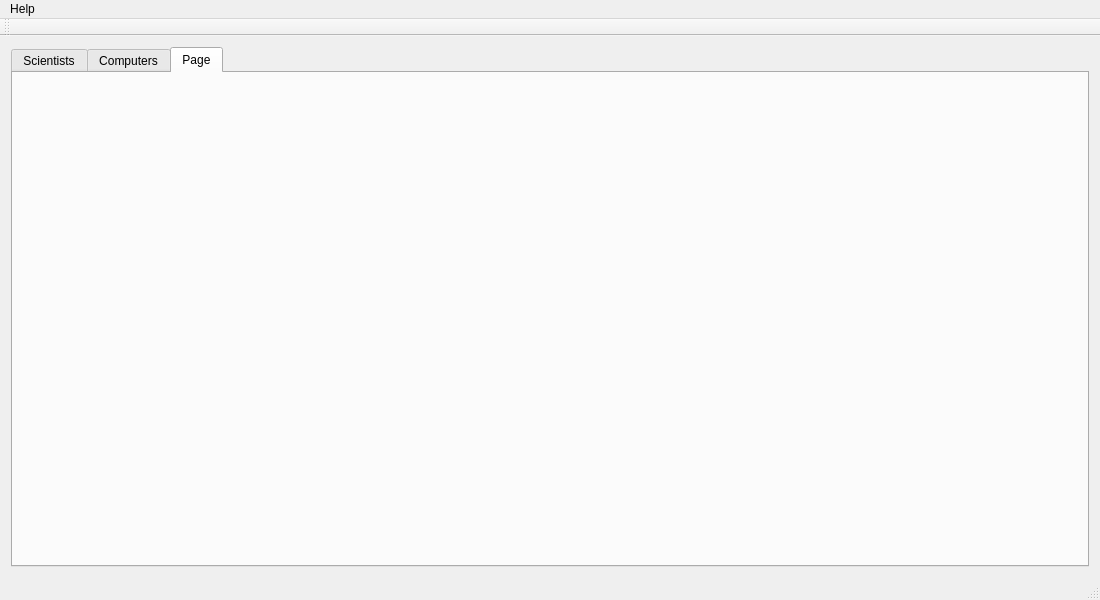
The window that Gui-Vln-2016/mainwindow.ui (ivark16/Vln-2016) describes before a commit, drawn with Qt 5.
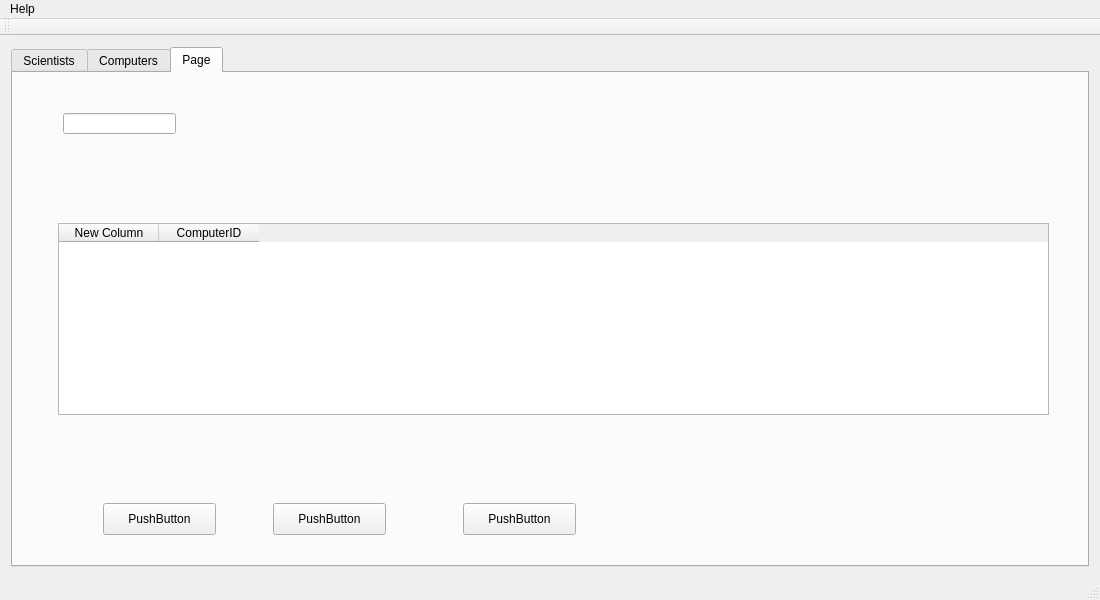
The same window after the commit. The open tabs and pages were chosen to show the change.

The edit to the form file:
```diff
--- a/Gui-Vln-2016/mainwindow.ui
+++ b/Gui-Vln-2016/mainwindow.ui
@@ -260,6 +260,75 @@
        <attribute name="title">
         <string>Page</string>
        </attribute>
+       <widget class="QPushButton" name="pushButton_5">
+        <property name="geometry">
+         <rect>
+          <x>90</x>
+          <y>430</y>
+          <width>113</width>
+          <height>32</height>
+         </rect>
+        </property>
+        <property name="text">
+         <string>PushButton</string>
+        </property>
+       </widget>
+       <widget class="QPushButton" name="pushButton_6">
+        <property name="geometry">
+         <rect>
+          <x>260</x>
+          <y>430</y>
+          <width>113</width>
+          <height>32</height>
+         </rect>
+        </property>
+        <property name="text">
+         <string>PushButton</string>
+        </property>
+       </widget>
+       <widget class="QPushButton" name="pushButton_7">
+        <property name="geometry">
+         <rect>
+          <x>450</x>
+          <y>430</y>
+          <width>113</width>
+          <height>32</height>
+         </rect>
+        </property>
+        <property name="text">
+         <string>PushButton</string>
+        </property>
+       </widget>
+       <widget class="QLineEdit" name="lineEdit">
+        <property name="geometry">
+         <rect>
+          <x>50</x>
+          <y>40</y>
+          <width>113</width>
+          <height>21</height>
+         </rect>
+        </property>
+       </widget>
+       <widget class="QTableWidget" name="tableWidget_3">
+        <property name="geometry">
+         <rect>
+          <x>45</x>
+          <y>150</y>
+          <width>991</width>
+          <height>192</height>
+         </rect>
+        </property>
+        <column>
+         <property name="text">
+          <string>New Column</string>
+         </property>
+        </column>
+        <column>
+         <property name="text">
+          <string>ComputerID</string>
+         </property>
+        </column>
+       </widget>
       </widget>
      </widget>
     </item>
```
Left out of the diff: 2 changed lines with no effect on the pictures.
